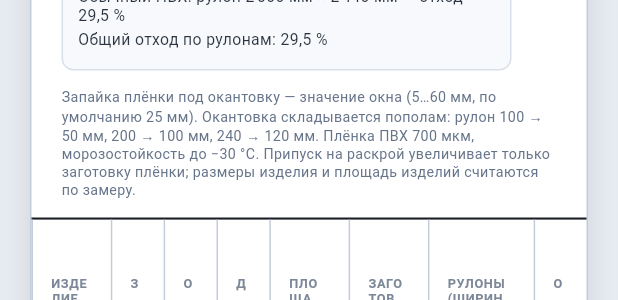
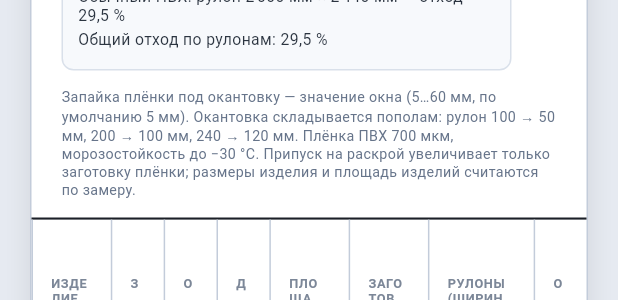
Before and after one commit to bukreevaksenia809-ship-it/myagkie-okna, a Flutter app: the CostsSheet widget shown alone on an empty page, opened directly with empty values, scrolled down 435 dp, on a phone screen of 412 x 824 dp. Shown: the part 810-1110 px from the top of the screen. Run offline on Flutter 3.47's test engine with Material 3 defaults, Android fonts, the light colour scheme and no system bars; our stand-ins replace pdf, printing, shared_preferences; accounts and stored records are empty.

Commit message:
Смета: исправлено значение запайки по умолчанию в подписи (5 мм)

```diff
--- a/lib/widgets/costs_sheet.dart
+++ b/lib/widgets/costs_sheet.dart
@@ -392,7 +392,7 @@ class CostsSheet extends StatelessWidget {
                   'заготовку, размеры изделия считаются по замеру. Для ПВХ '
                   'действует запайка плёнки под окантовку (5…60 мм).'
               : 'Запайка плёнки под окантовку — значение окна (5…60 мм, по '
-                  'умолчанию 25 мм). Окантовка складывается пополам: рулон '
+                  'умолчанию 5 мм). Окантовка складывается пополам: рулон '
                   '100 → 50 мм, 200 → 100 мм, 240 → 120 мм. Плёнка ПВХ 700 мкм, '
                   'морозостойкость до −30 °C. Припуск на раскрой увеличивает '
                   'только заготовку плёнки; размеры изделия и площадь изделий '
```
